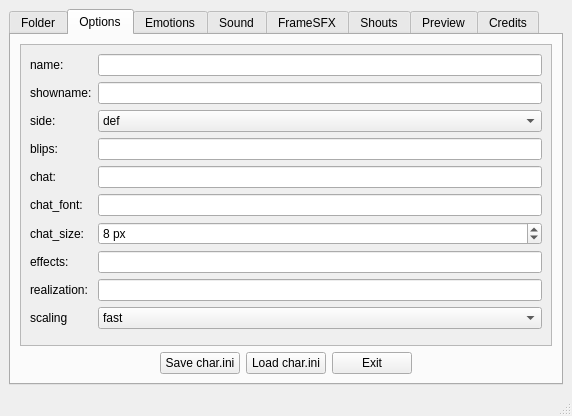
Above: ressources/ui/ao2charmaker.ui from Salanto/AO2-CharIniMaker before the change. Below: the same form after it.
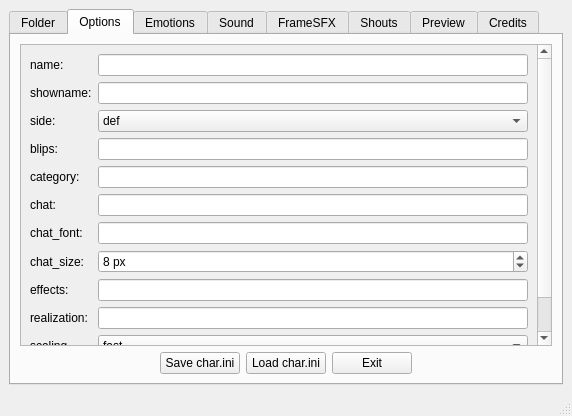
That is the form after the change.

```diff
--- a/ressources/ui/ao2charmaker.ui
+++ b/ressources/ui/ao2charmaker.ui
@@ -147,9 +147,9 @@
            <property name="geometry">
             <rect>
              <x>0</x>
-             <y>0</y>
-             <width>528</width>
-             <height>301</height>
+             <y>-16</y>
+             <width>511</width>
+             <height>317</height>
             </rect>
            </property>
            <layout class="QFormLayout" name="formLayout">
@@ -252,38 +252,38 @@
               </property>
              </widget>
             </item>
-            <item row="4" column="0">
+            <item row="5" column="0">
              <widget class="QLabel" name="chat_lbl">
               <property name="text">
                <string>chat:</string>
               </property>
              </widget>
             </item>
-            <item row="4" column="1">
+            <item row="5" column="1">
              <widget class="QLineEdit" name="chat_lineedit">
               <property name="text">
                <string/>
               </property>
              </widget>
             </item>
-            <item row="5" column="0">
+            <item row="6" column="0">
              <widget class="QLabel" name="chat_font_lbl">
               <property name="text">
                <string>chat_font:</string>
               </property>
              </widget>
             </item>
-            <item row="5" column="1">
+            <item row="6" column="1">
              <widget class="QLineEdit" name="chat_front_lineedit"/>
             </item>
-            <item row="6" column="0">
+            <item row="7" column="0">
              <widget class="QLabel" name="chat_size_lbl">
               <property name="text">
                <string>chat_size:</string>
               </property>
              </widget>
             </item>
-            <item row="6" column="1">
+            <item row="7" column="1">
              <widget class="QSpinBox" name="chat_size_spinbox">
               <property name="suffix">
                <string> px</string>
@@ -293,38 +293,38 @@
               </property>
              </widget>
             </item>
-            <item row="7" column="0">
+            <item row="8" column="0">
              <widget class="QLabel" name="effects_lbl">
               <property name="text">
                <string>effects:</string>
               </property>
              </widget>
             </item>
-            <item row="7" column="1">
+            <item row="8" column="1">
              <widget class="QLineEdit" name="effects_lineedit"/>
             </item>
-            <item row="8" column="0">
+            <item row="9" column="0">
              <widget class="QLabel" name="realization_lbl">
               <property name="text">
                <string>realization:</string>
               </property>
              </widget>
             </item>
-            <item row="8" column="1">
+            <item row="9" column="1">
              <widget class="QLineEdit" name="realization_lineedit">
               <property name="text">
                <string/>
               </property>
              </widget>
             </item>
-            <item row="9" column="0">
+            <item row="10" column="0">
              <widget class="QLabel" name="scaling_lbl">
               <property name="text">
                <string>scaling</string>
               </property>
              </widget>
             </item>
-            <item row="9" column="1">
+            <item row="10" column="1">
              <widget class="QComboBox" name="scaling_combobox">
               <item>
                <property name="text">
@@ -338,6 +338,30 @@
               </item>
              </widget>
             </item>
+            <item row="4" column="0">
+             <widget class="QLabel" name="category_lbl">
+              <property name="text">
+               <string>category:</string>
+              </property>
+             </widget>
+            </item>
+            <item row="4" column="1">
+             <widget class="QLineEdit" name="category_lineedit"/>
+            </item>
+            <item row="11" column="0">
+             <widget class="QLabel" name="stretch_lbl">
+              <property name="text">
+               <string>stretch:</string>
+              </property>
+             </widget>
+            </item>
+            <item row="11" column="1">
+             <widget class="QCheckBox" name="stretch_checkbox">
+              <property name="text">
+               <string/>
+              </property>
+             </widget>
+            </item>
            </layout>
           </widget>
          </widget>
```
